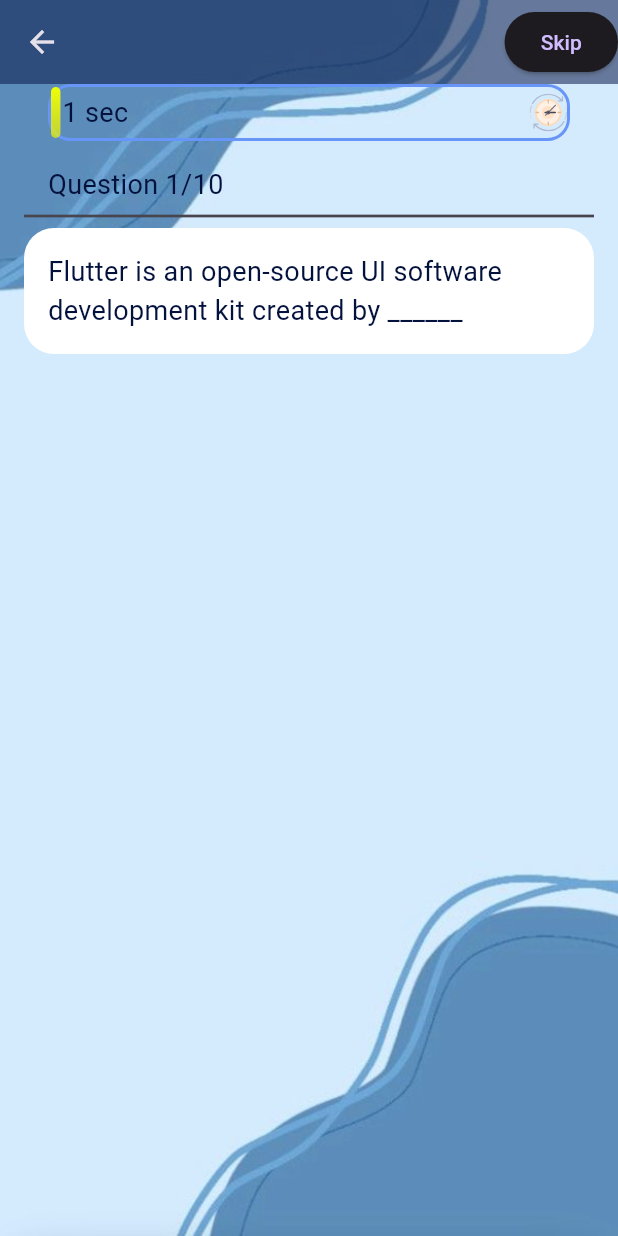
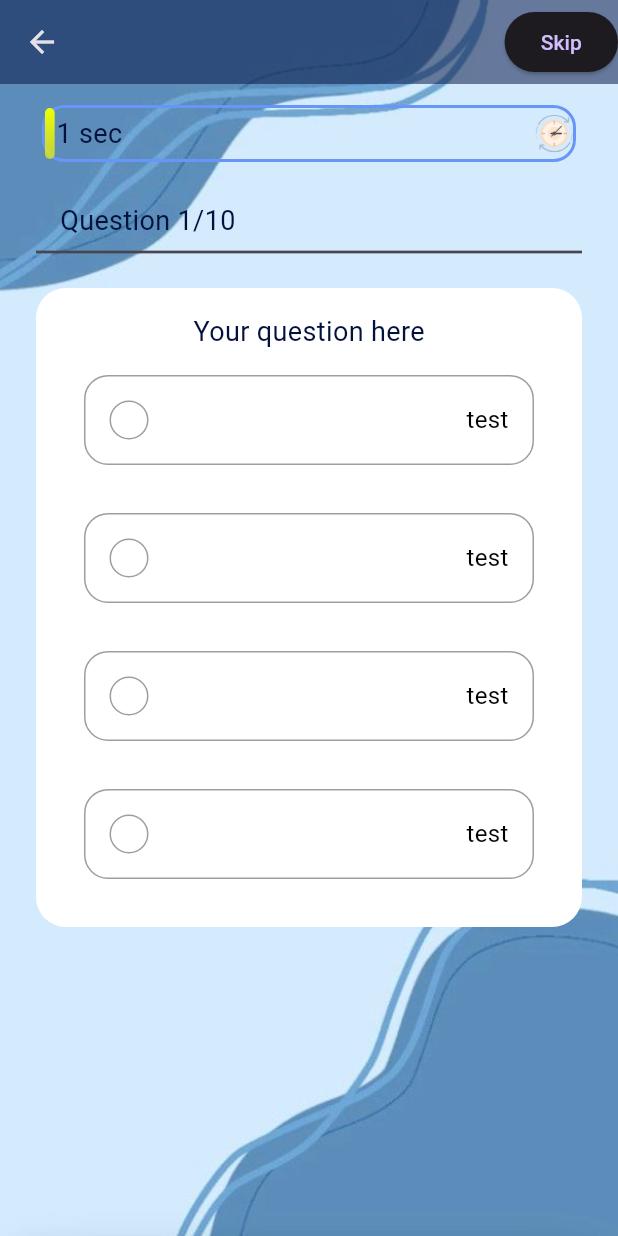
Before and after one commit to abir739/Quiz_App, a Flutter app: the screen it shows after launch, after a tap on "Let's Start!", on a phone screen of 412 x 824 dp. Run offline on Flutter 3.47's test engine with Material 3 defaults, Android fonts, the phone set to English and light mode, and no system bars; our stand-ins replace get, websafe_svg.

Commit message:
question Card

```diff
--- a/lib/Elements/body.dart
+++ b/lib/Elements/body.dart
@@ -1,21 +1,15 @@
 import 'package:flutter/material.dart';
 import 'package:flutter/rendering.dart';
 import 'package:quiz_app/Elements/progress_bar.dart';
-import 'package:quiz_app/models/questions.dart';
+import 'package:quiz_app/Elements/question_card.dart' as Elements;
 
 class body extends StatelessWidget {
-  // const body({
-  //   required Key key,
-  // }) : super(key: key);
-
   @override
   Widget build(BuildContext context) {
     return Stack(
       children: [
         SizedBox(
-          height: MediaQuery.of(context)
-              .size
-              .height, //will have the same device's height
+          height: MediaQuery.of(context).size.height,
           width: MediaQuery.of(context).size.width,
           child: Image.asset(
             "assets/images/img2.jpg",
@@ -23,16 +17,18 @@ class body extends StatelessWidget {
           ),
         ),
         SafeArea(
-          child: Padding(
-            padding: const EdgeInsets.symmetric(horizontal: 16.0),
+          child: Container(
+            margin: const EdgeInsets.symmetric(horizontal: 10),
+            padding: const EdgeInsets.all(14),
             child: Column(
               crossAxisAlignment: CrossAxisAlignment.start,
               children: [
                 const Padding(
-                    padding: EdgeInsets.symmetric(horizontal: 16),
-                    child: progressbar()),
+                  padding: EdgeInsets.symmetric(horizontal: 4),
+                  child: progressbar(),
+                ),
                 const SizedBox(
-                  height: 16,
+                  height: 26,
                 ),
                 const Padding(
                   padding: EdgeInsets.symmetric(horizontal: 16),
@@ -55,29 +51,19 @@ class body extends StatelessWidget {
                     ),
                   ),
                 ),
+
                 const Divider(
                   thickness: 1.8,
                 ),
-                Container(
-                  padding: const EdgeInsets.all(16),
-                  decoration: const BoxDecoration(
-                    color: Colors.white,
-                    borderRadius: BorderRadius.all(Radius.circular(20)),
-                  ),
-                  child: Column(children: [
-                    Text(
-                      sample_data[0]['question'],
-                      style: const TextStyle(
-                        fontSize: 18,
-                        color: Color.fromARGB(255, 3, 17, 61),
-                      ),
-                    )
-                  ]),
-                )
+                const SizedBox(
+                  height: 16,
+                ),
+
+                Elements.Question(), // Removing 'const' from here
               ],
             ),
           ),
-        )
+        ),
       ],
     );
   }
--- /dev/null
+++ b/lib/Elements/options.dart
@@ -0,0 +1,40 @@
+import 'package:flutter/material.dart';
+
+class Options extends StatelessWidget {
+  const Options({
+    super.key,
+  });
+
+  @override
+  Widget build(BuildContext context) {
+    return Container(
+      padding: const EdgeInsets.all(16),
+      margin: const EdgeInsets.all(16),
+      decoration: BoxDecoration(
+        border: Border.all(
+          color: Colors.grey,
+        ),
+        borderRadius: BorderRadius.circular(16),
+      ),
+      child: Row(
+        mainAxisAlignment: MainAxisAlignment.spaceBetween,
+        children: [
+          Container(
+            height: 26,
+            width: 26,
+            decoration: BoxDecoration(
+              border: Border.all(
+                color: Colors.grey,
+              ),
+              borderRadius: BorderRadius.circular(50),
+            ),
+          ),
+          const Text(
+            "test",
+            style: TextStyle(color: Colors.black, fontSize: 16),
+          ),
+        ],
+      ),
+    );
+  }
+}
--- /dev/null
+++ b/lib/Elements/question_card.dart
@@ -0,0 +1,30 @@
+import 'package:flutter/material.dart';
+import 'package:quiz_app/Elements/options.dart'; // Import necessary elements
+
+class Question extends StatelessWidget {
+  @override
+  Widget build(BuildContext context) {
+    return Container(
+      padding: const EdgeInsets.all(16),
+      decoration: const BoxDecoration(
+        color: Colors.white,
+        borderRadius: BorderRadius.all(Radius.circular(20)),
+      ),
+      child: const Column(
+        children: [
+          Text(
+            "Your question here", // Change this to the actual question text
+            style: TextStyle(
+              fontSize: 18,
+              color: Color.fromARGB(255, 3, 17, 61),
+            ),
+          ),
+          Options(), // You may need to adjust this based on your implementation
+          Options(), // Add more Options widgets if needed
+          Options(),
+          Options(),
+        ],
+      ),
+    );
+  }
+}
--- a/lib/controllers/questions_controller.dart
+++ b/lib/controllers/questions_controller.dart
@@ -1,18 +1,31 @@
 import 'package:flutter/material.dart';
 import 'package:get/get_state_manager/src/rx_flutter/rx_ticket_provider_mixin.dart';
 import 'package:get/get_state_manager/src/simple/get_controllers.dart';
+import 'package:quiz_app/models/questions.dart';
 // GetX est un gestionnaire d'état pour Flutter qui offre une gestion d'état simple,
 //  rapide et réactive pour vos applications.
 //  Il offre des fonctionnalités telles que la gestion
 // de l'état global, la gestion de la navigation, la gestion des dépendances, etc.
 
 class QuestionController extends GetxController
+    // ignore: deprecated_member_use
     with SingleGetTickerProviderMixin {
   late AnimationController _animationController;
   late Animation<double> _animation;
 
-  Animation<double> get animation => this._animation;
+  Animation<double> get animation => _animation;
 
+  final List<QuestionModel> _questions = sample_data
+      .map(
+        (question) => QuestionModel(
+            id: question['id'],
+            question: question['question'],
+            options: question['options'],
+            answer: question['answer_index']),
+      )
+      .toList();
+
+   List<QuestionModel> get questions => _questions;
   @override
   void onInit() {
     _animationController = AnimationController(
@@ -24,7 +37,7 @@ class QuestionController extends GetxController
       ..addListener(() {
         update();
       });
-  // start the animation
+    // start the animation
     _animationController.forward();
     super.onInit();
   }
--- a/lib/models/questions.dart
+++ b/lib/models/questions.dart
@@ -1,33 +1,59 @@
-class Question {
+class QuestionModel {
   final int id, answer;
   final String question;
   final List<String> options;
 
-  Question({required this.id, required this.question, required this.answer, required this.options});
+  QuestionModel(
+      {required this.id,
+      required this.question,
+      required this.answer,
+      required this.options});
 }
 
+// ignore: constant_identifier_names
 const List sample_data = [
   {
     "id": 1,
-    "question":
-        "Flutter is an open-source UI software development kit created by ______",
+    "question": "Who created Flutter?",
     "options": ['Apple', 'Google', 'Facebook', 'Microsoft'],
     "answer_index": 1,
   },
   {
     "id": 2,
-    "question": "When google release Flutter.",
-    "options": ['Jun 2017', 'Jun 2017', 'May 2017', 'May 2018'],
+    "question": "What is Flutter?",
+    "options": [
+      'SDK to build beautiful IOS, Android, Web & Desktop Native Apps',
+      'Android Development Kit',
+      'IOS Development Kit',
+      'Web Development Kit'
+    ],
+    "answer_index": 1,
+  },
+  {
+    "id": 3,
+    "question": "Which programming language is used by Flutter",
+    "options": ['Ruby', 'Dart', 'C++', 'Kotlin'],
     "answer_index": 2,
   },
   {
-    "id": 3,
+    "id": 4,
     "question": "A memory location that holds a single letter or number.",
     "options": ['Double', 'Int', 'Char', 'Word'],
     "answer_index": 2,
   },
   {
-    "id": 4,
+    "id": 5,
+    "question": "Who created Dart programming language?",
+    "options": [
+      'Lars Bak and Kasper Lund',
+      'Brendan Eich',
+      'Bjarne Stroustrup',
+      'Jeremy Ashkenas'
+    ],
+    "answer_index": 1,
+  },
+  {
+    "id": 6,
     "question": "What command do you use to output data to the screen?",
     "options": ['Cin', 'Count>>', 'Cout', 'Output>>'],
     "answer_index": 2,
```
